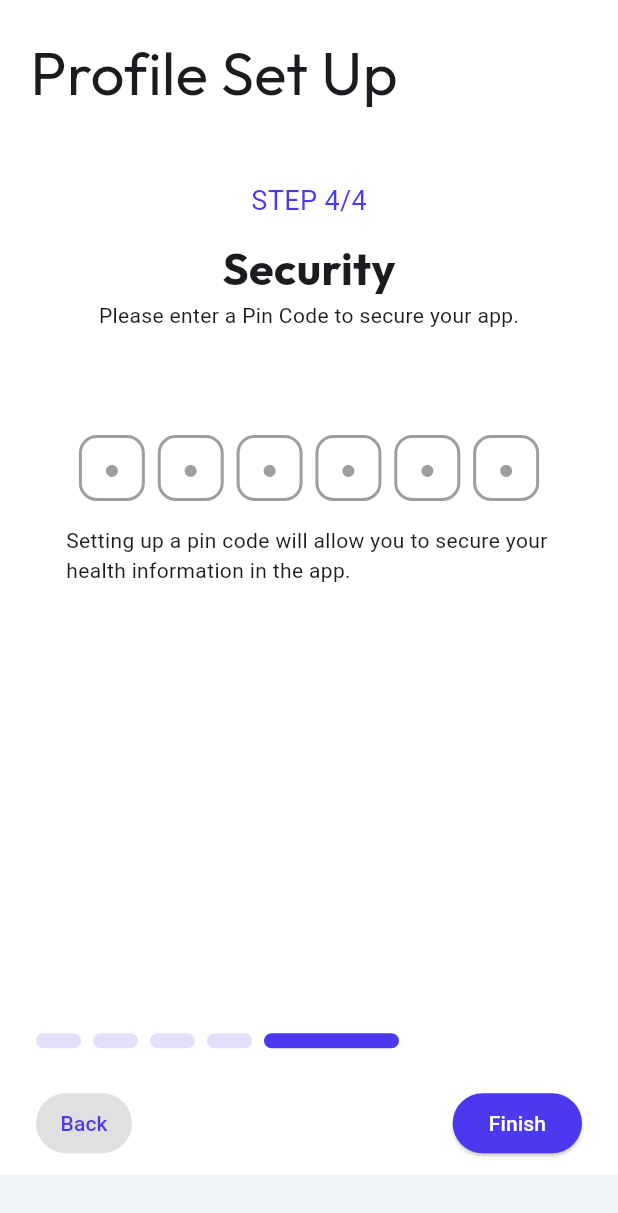
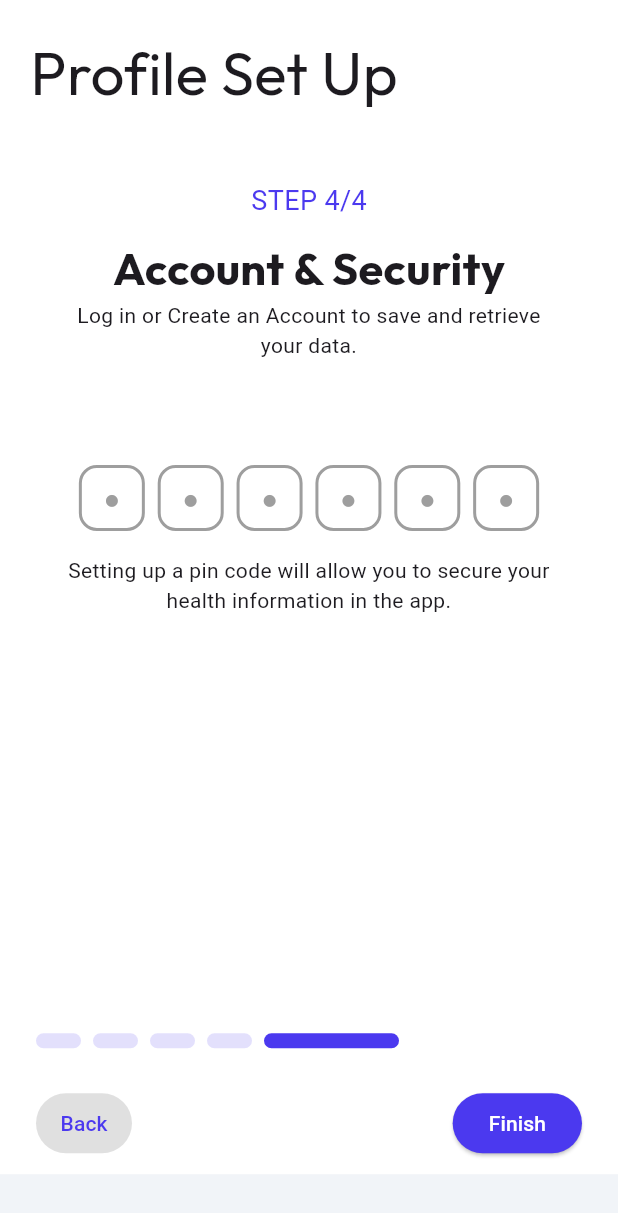
Before and after one commit to Faller29/Health-Lens-Pro-Main, a Flutter app: the screen it shows after launch, swiped to page 5, on a phone screen of 412 x 824 dp. Shown: the top 1213 px of the screen. Run offline on Flutter 3.47's test engine with Material 3 defaults, Android fonts, the phone set to English and light mode, and no system bars; drawn by our look-alikes of pin_code_fields, smooth_page_indicator; our stand-ins replace animated_text_kit, camera, carousel_slider, crystal_navigation_bar, equatable, fl_chart and 5 more; missing offline and left inert: crea_radio_button; network calls fail.

```diff
--- a/healthlens/lib/setup.dart
+++ b/healthlens/lib/setup.dart
@@ -17,13 +17,6 @@ List<Map> categories = [
   {"name": "Diabetes [Type 1]", "isChecked": false},
   {"name": "Diabetes [Type 2 ]", "isChecked": false},
   {"name": "Hypertension", "isChecked": false},
-  {"name": "Asthma", "isChecked": false},
-  {"name": "Chronic Obstructive Pulmonary Disease", "isChecked": false},
-  {"name": "Coronary Artery Disease", "isChecked": false},
-  {"name": "Chronic Kidney Disease", "isChecked": false},
-  {"name": "Rheumaroid Arthritis", "isChecked": false},
-  {"name": "Crohn's Disease", "isChecked": false},
-  {"name": "Parkinson's Disease", "isChecked": false},
 ];
 
 class _SetupPageState extends State<SetupPage> {
@@ -226,6 +219,7 @@ class _SetupPageState extends State<SetupPage> {
                                                 style: GoogleFonts.readexPro(
                                                   fontSize: 14.0,
                                                 ),
+                                                textAlign: TextAlign.center,
                                               ),
                                               Expanded(
                                                 child: Column(
@@ -605,6 +599,7 @@ class _SetupPageState extends State<SetupPage> {
                                                 style: GoogleFonts.readexPro(
                                                   fontSize: 14.0,
                                                 ),
+                                                textAlign: TextAlign.center,
                                               ),
                                               Expanded(
                                                 child: Column(
@@ -954,11 +949,12 @@ class _SetupPageState extends State<SetupPage> {
                                                     ),
                                                   ),
                                                   Text(
-                                                    'Please Select your current health status and health goals.',
+                                                    'Please Select your current health status and Lifestyle.',
                                                     style:
                                                         GoogleFonts.readexPro(
                                                       fontSize: 14.0,
                                                     ),
+                                                    textAlign: TextAlign.center,
                                                   ),
                                                   SizedBox(
                                                     height: 20,
@@ -979,7 +975,7 @@ class _SetupPageState extends State<SetupPage> {
                                                                 .fromLTRB(0, 10,
                                                                     0, 10),
                                                             child: Text(
-                                                              'Health Goal:',
+                                                              'Physical Lifestyle: ',
                                                               style: GoogleFonts
                                                                   .readexPro(
                                                                       fontSize:
@@ -1003,13 +999,20 @@ class _SetupPageState extends State<SetupPage> {
                                                                             CrossAxisAlignment
                                                                                 .center,
                                                                         spaceBetween:
-                                                                            15,
+                                                                            1,
+                                                                        betweenMultiLines:
+                                                                            10,
                                                                         buttonHeight:
-                                                                            25,
+                                                                            30,
                                                                         buttonWidth:
-                                                                            90,
+                                                                            115,
                                                                         circular:
                                                                             true,
+                                                                        textStyle: TextStyle(
+                                                                            fontSize:
+                                                                                14,
+                                                                            color: Colors
+                                                                                .white),
                                                                         mainColor:
                                                                             Colors
                                                                                 .grey,
@@ -1018,21 +1021,21 @@ class _SetupPageState extends State<SetupPage> {
                                                                                 0xff4b39ef),
                                                                         selectedBorderSide: BorderSide(
                                                                             width:
-                                                                                2,
+                                                                                1,
                                                                             color: Color(
                                                                                 0xff4b39ef)),
                                                                         preSelectedIdx:
                                                                             0,
                                                                         options: [
                                                                           RadioOption(
-                                                                              "FIT",
-                                                                              "Fit"),
+                                                                              "INACTIVE ",
+                                                                              "Inactive "),
                                                                           RadioOption(
-                                                                              "DIET",
-                                                                              "Diet"),
+                                                                              "SEDENTARY",
+                                                                              "Sedentary"),
                                                                           RadioOption(
-                                                                              "BULK",
-                                                                              "Bulk"),
+                                                                              "ACTIVE",
+                                                                              "Active"),
                                                                         ],
                                                                         callback:
                                                                             (RadioOption
@@ -1161,17 +1164,18 @@ class _SetupPageState extends State<SetupPage> {
                                                 ),
                                               ),
                                               Text(
-                                                'Security',
+                                                'Account & Security',
                                                 style: GoogleFonts.outfit(
                                                   fontSize: 30.0,
                                                   fontWeight: FontWeight.w700,
                                                 ),
                                               ),
                                               Text(
-                                                'Please enter a Pin Code to secure your app.',
+                                                'Log in or Create an Account to save and retrieve your data.',
                                                 style: GoogleFonts.readexPro(
                                                   fontSize: 14.0,
                                                 ),
+                                                textAlign: TextAlign.center,
                                               ),
                                               Align(
                                                 alignment: AlignmentDirectional(
@@ -1248,6 +1252,7 @@ class _SetupPageState extends State<SetupPage> {
                                                 style: GoogleFonts.readexPro(
                                                   fontSize: 14.0,
                                                 ),
+                                                textAlign: TextAlign.center,
                                               )
                                             ],
                                           ),
--- a/healthlens/pubspec.yaml
+++ b/healthlens/pubspec.yaml
@@ -50,6 +50,8 @@ dependencies:
   crea_radio_button: ^0.6.0
   equatable: ^2.0.5
   image_picker: ^1.1.0
+  camera: ^0.10.0+4
+  permission_handler: ^10.2.0
 
 
 dev_dependencies:
```
Also changed, not shown: healthlens/lib/camerapage.dart (+64 -59 lines), healthlens/lib/entry_point.dart (+7 -5 lines), healthlens/lib/homepage.dart (+95 -15 lines), healthlens/pubspec.lock, 2 other files.
